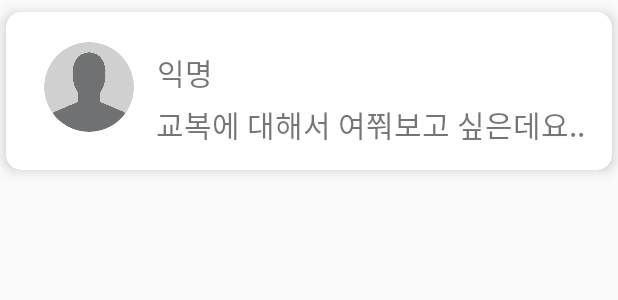
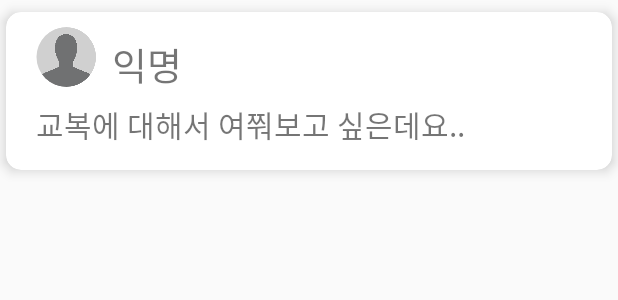
Before and after one commit to ParkJaeyeon0308/Mirimiter, an Android app: the layout comment.xml on its own in the app's theme, with its tools: preview values and no code run, on a phone screen of 412 x 824 dp. Shown: the top 300 px of the screen. Run offline under Robolectric (Android 15) with nearby library versions, the phone set to English and light mode, and no system bars.

Commit message:
게시판 다듬기, 댓글 기초

```diff
--- a/app/src/main/java/com/example/mirimiter/CommentActivity.java
+++ b/app/src/main/java/com/example/mirimiter/CommentActivity.java
@@ -37,7 +37,7 @@ public class CommentActivity extends AppCompatActivity {
             }
         });
 
-        String now_cont = getIntent().getExtras().getString("DOC_ID");
+        String now_cont = getIntent().getExtras().getString("DOC");
 
         FirebaseFirestore.getInstance().collection("post").get()
                 .addOnCompleteListener(new OnCompleteListener<QuerySnapshot>() {
--- a/app/src/main/java/com/example/mirimiter/CommunityData.java
+++ b/app/src/main/java/com/example/mirimiter/CommunityData.java
@@ -10,10 +10,7 @@ public class CommunityData {
     @ServerTimestamp
     private Date date;
 
-    public CommunityData() {
-    }
-
-    public CommunityData(String documentId, String content) {
+    public CommunityData(String documentId, String contents) {
         this.documentId = documentId;
         this.content = content;
     }
--- a/app/src/main/res/layout/activity_comment.xml
+++ b/app/src/main/res/layout/activity_comment.xml
@@ -80,6 +80,7 @@
     </LinearLayout>
 
     <androidx.recyclerview.widget.RecyclerView
+        android:id="@+id/comment_recyc"
         android:layout_width="match_parent"
         android:layout_height="wrap_content"
         android:layout_marginLeft="15dp"
--- a/app/src/main/res/layout/comment.xml
+++ b/app/src/main/res/layout/comment.xml
@@ -18,11 +18,10 @@
 
         <de.hdodenhof.circleimageview.CircleImageView
             android:id="@+id/who"
-            android:layout_width="80dp"
-            android:layout_height="60dp"
+            android:layout_width="50dp"
+            android:layout_height="40dp"
             android:layout_marginLeft="15dp"
-            android:layout_marginTop="20dp"
-            android:layout_marginBottom="15dp"
+            android:layout_marginTop="10dp"
             android:gravity="center_vertical"
             android:src="@drawable/who" />
 
@@ -31,15 +30,15 @@
             android:layout_width="wrap_content"
             android:layout_height="wrap_content"
             android:layout_marginLeft="5dp"
-            android:layout_marginTop="25dp"
+            android:layout_marginTop="15dp"
             android:text="익명"
-            android:textSize="20dp" />
+            android:textSize="25sp" />
     </LinearLayout>
 
     <LinearLayout
         android:layout_width="match_parent"
         android:layout_height="wrap_content"
-        android:layout_marginLeft="100dp"
+        android:layout_marginLeft="20dp"
         android:layout_marginTop="60dp"
         android:layout_marginRight="15dp"
         android:layout_marginBottom="15dp"
```
Also changed, not shown: app/src/main/java/com/example/mirimiter/CommentAdapter.java (added, +62 -0 lines), app/src/main/java/com/example/mirimiter/CommentData.java (added, +17 -0 lines), app/src/main/java/com/example/mirimiter/MainAdapter.java (+7 -12 lines), app/src/main/res/layout/activity_comunity.xml (+11 -16 lines).
